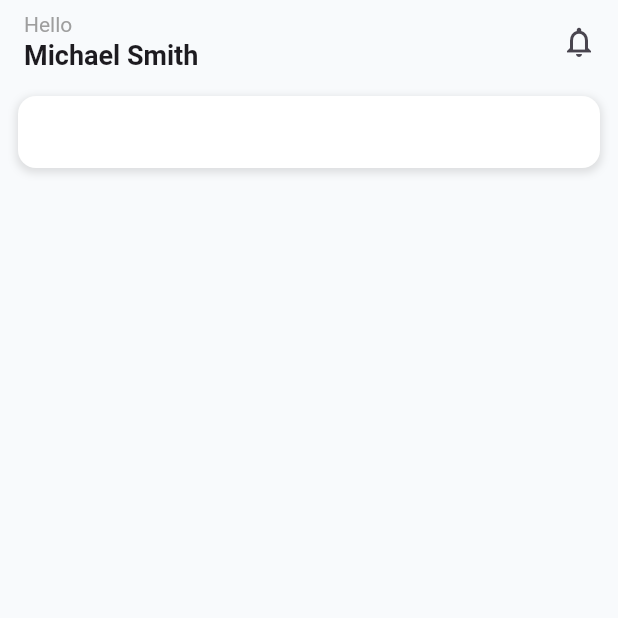
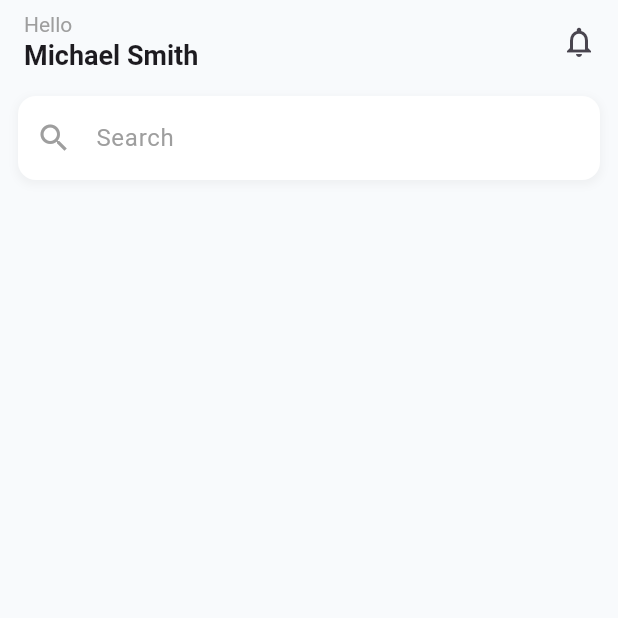
Before and after one commit to punkushal/student-management-ui, a Flutter app: the screen it shows after launch, on a phone screen of 412 x 824 dp, the top half of it. Run offline on Flutter 3.47's test engine with Material 3 defaults, Android fonts, the phone set to English and light mode, and no system bars.

Commit message:
Prefix Icon,Label Text Added

```diff
--- a/lib/widgets/search_field.dart
+++ b/lib/widgets/search_field.dart
@@ -13,14 +13,21 @@ class SearchField extends StatelessWidget {
         borderRadius: BorderRadius.circular(12), // Rounded corners
         boxShadow: [
           BoxShadow(
-            color: Colors.grey.withOpacity(0.3), // Subtle shadow
+            color: Colors.grey.withOpacity(0.1), // Subtle shadow
             spreadRadius: 1,
             blurRadius: 4,
             offset: const Offset(0, 2), // Shadow position
           ),
         ],
       ),
-      child: const CustomTextField(radius: 12),
+      child: const CustomTextField(
+        radius: 12,
+        prefixIcon: Icon(
+          Icons.search,
+          color: Colors.grey,
+        ),
+        labelText: 'Search',
+      ),
     );
   }
 }
```
